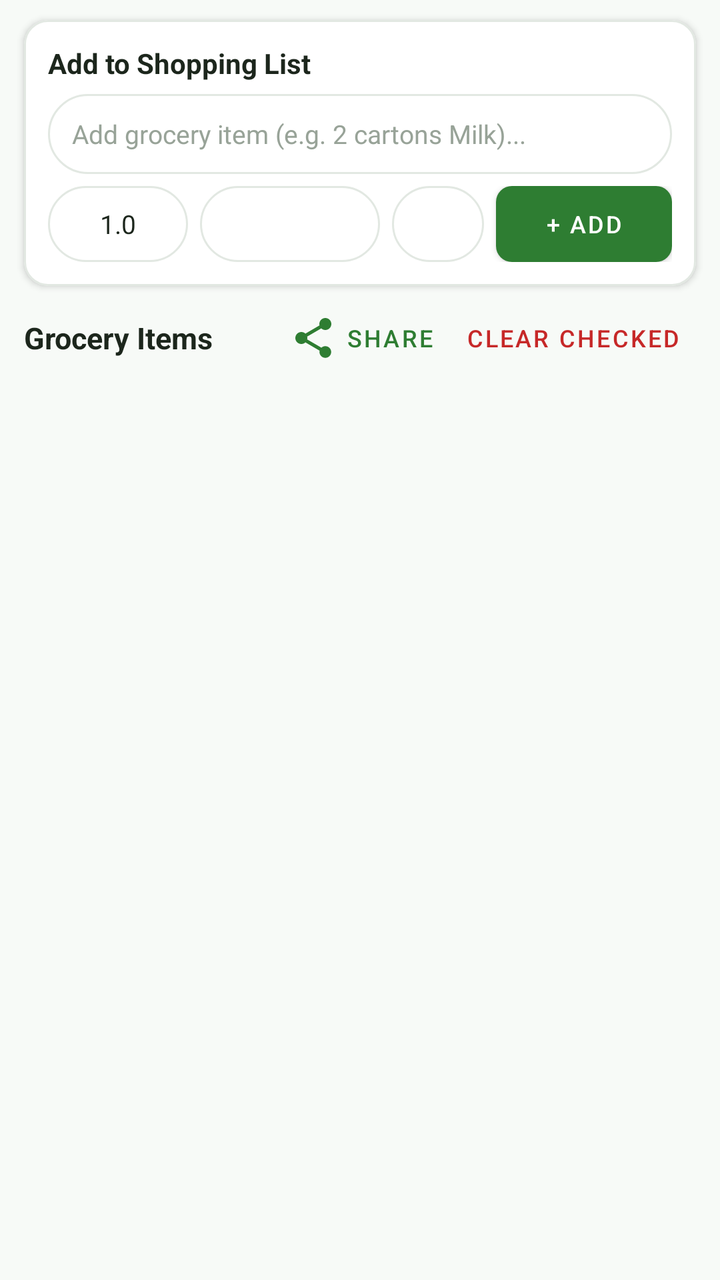
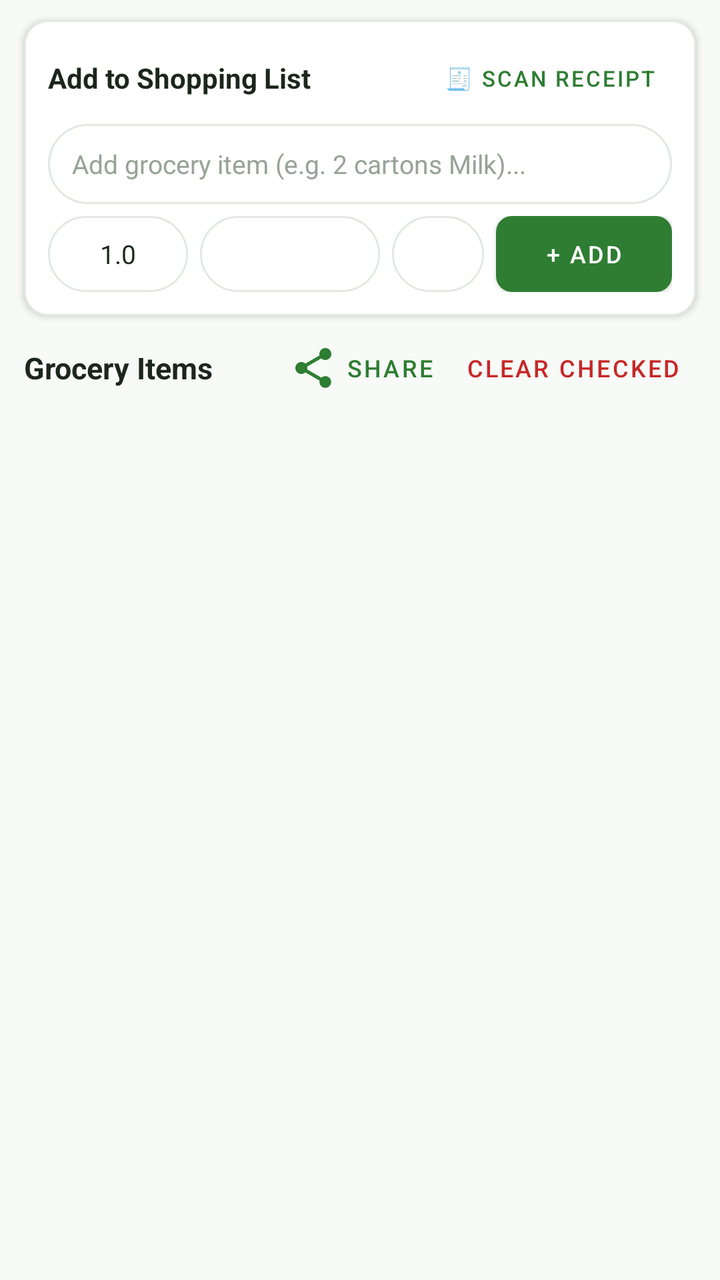

Screens rendered from an Android XML layout before and after an edit, with the pre-edit source and the edit as a unified diff.
<!-- AndroidManifest.xml: application theme Theme.FreshCheck -->
<!-- res/layout/fragment_shopping.xml -->
<?xml version="1.0" encoding="utf-8"?>
<LinearLayout
    xmlns:android="http://schemas.android.com/apk/res/android"
    xmlns:app="http://schemas.android.com/apk/res-auto"
    android:layout_width="match_parent"
    android:layout_height="match_parent"
    android:orientation="vertical"
    android:background="@color/background">

    
    <com.google.android.material.card.MaterialCardView
        android:layout_width="match_parent"
        android:layout_height="wrap_content"
        android:layout_marginHorizontal="12dp"
        android:layout_marginTop="10dp"
        app:cardCornerRadius="12dp"
        app:cardElevation="2dp"
        app:strokeColor="@color/card_border"
        app:strokeWidth="1dp"
        app:cardBackgroundColor="@color/card_background">

        <LinearLayout
            android:layout_width="match_parent"
            android:layout_height="wrap_content"
            android:orientation="vertical"
            android:padding="12dp">

            <TextView
                android:layout_width="wrap_content"
                android:layout_height="wrap_content"
                android:text="Add to Shopping List"
                android:textColor="@color/text_primary"
                android:textSize="14sp"
                android:textStyle="bold" />

            <EditText
                android:id="@+id/et_shopping_name"
                android:layout_width="match_parent"
                android:layout_height="40dp"
                android:layout_marginTop="6dp"
                android:background="@drawable/bg_search_bar"
                android:paddingHorizontal="12dp"
                android:hint="@string/add_shopping_hint"
                android:textColor="@color/text_primary"
                android:textColorHint="@color/text_hint"
                android:textSize="13sp"
                android:singleLine="true" />

            <LinearLayout
                android:layout_width="match_parent"
                android:layout_height="wrap_content"
                android:layout_marginTop="6dp"
                android:orientation="horizontal"
                android:gravity="center_vertical">

                <EditText
                    android:id="@+id/et_shopping_qty"
                    android:layout_width="70dp"
                    android:layout_height="38dp"
                    android:background="@drawable/bg_search_bar"
                    android:paddingHorizontal="10dp"
                    android:hint="Qty"
                    android:inputType="numberDecimal"
                    android:text="1.0"
                    android:textAlignment="center"
                    android:textColor="@color/text_primary"
                    android:textSize="13sp"
                    android:singleLine="true" />

                <Spinner
                    android:id="@+id/spinner_shopping_unit"
                    android:layout_width="90dp"
                    android:layout_height="38dp"
                    android:layout_marginStart="6dp"
                    android:background="@drawable/bg_search_bar" />

                <Spinner
                    android:id="@+id/spinner_shopping_category"
                    android:layout_width="0dp"
                    android:layout_height="38dp"
                    android:layout_weight="1"
                    android:layout_marginStart="6dp"
                    android:background="@drawable/bg_search_bar" />

                <com.google.android.material.button.MaterialButton
                    android:id="@+id/btn_add_shopping"
                    android:layout_width="wrap_content"
                    android:layout_height="38dp"
                    android:layout_marginStart="6dp"
                    android:insetTop="0dp"
                    android:insetBottom="0dp"
                    android:paddingHorizontal="12dp"
                    android:text="+ Add"
                    android:textColor="@color/text_on_primary"
                    android:textSize="12sp"
                    app:backgroundTint="@color/primary"
                    app:cornerRadius="8dp" />
            </LinearLayout>
        </LinearLayout>
    </com.google.android.material.card.MaterialCardView>

    
    <LinearLayout
        android:layout_width="match_parent"
        android:layout_height="wrap_content"
        android:layout_marginHorizontal="12dp"
        android:layout_marginTop="8dp"
        android:orientation="horizontal"
        android:gravity="center_vertical">

        <TextView
            android:id="@+id/tv_shopping_header"
            android:layout_width="0dp"
            android:layout_height="wrap_content"
            android:layout_weight="1"
            android:text="Grocery Items"
            android:textColor="@color/text_primary"
            android:textSize="15sp"
            android:textStyle="bold" />

        <com.google.android.material.button.MaterialButton
            android:id="@+id/btn_share_shopping"
            style="@style/Widget.MaterialComponents.Button.TextButton"
            android:layout_width="wrap_content"
            android:layout_height="36dp"
            android:insetTop="0dp"
            android:insetBottom="0dp"
            android:text="Share"
            android:textColor="@color/primary"
            android:textSize="12sp"
            app:icon="@drawable/ic_share"
            app:iconTint="@color/primary" />

        <com.google.android.material.button.MaterialButton
            android:id="@+id/btn_clear_purchased"
            style="@style/Widget.MaterialComponents.Button.TextButton"
            android:layout_width="wrap_content"
            android:layout_height="36dp"
            android:insetTop="0dp"
            android:insetBottom="0dp"
            android:text="Clear Checked"
            android:textColor="@color/status_expired"
            android:textSize="12sp" />
    </LinearLayout>

    
    <androidx.recyclerview.widget.RecyclerView
        android:id="@+id/rv_shopping"
        android:layout_width="match_parent"
        android:layout_height="0dp"
        android:layout_weight="1"
        android:clipToPadding="false"
        android:paddingBottom="24dp" />

    
    <LinearLayout
        android:id="@+id/layout_empty_shopping"
        android:layout_width="match_parent"
        android:layout_height="match_parent"
        android:orientation="vertical"
        android:gravity="center"
        android:padding="24dp"
        android:visibility="gone">

        <ImageView
            android:layout_width="64dp"
            android:layout_height="64dp"
            android:contentDescription="Empty"
            android:src="@drawable/ic_shopping"
            app:tint="@color/text_hint" />

        <TextView
            android:layout_width="wrap_content"
            android:layout_height="wrap_content"
            android:layout_marginTop="12dp"
            android:text="@string/empty_shopping"
            android:textColor="@color/text_secondary"
            android:textSize="14sp" />
    </LinearLayout>
</LinearLayout>
<!-- resources referenced by this layout -->
<resources>
  <color name="background">#F7FAF7</color>
  <color name="card_background">#FFFFFF</color>
  <color name="card_border">#E2E8E2</color>
  <color name="primary">#2E7D32</color>
  <color name="status_expired">#C62828</color>
  <color name="text_hint">#98A398</color>
  <color name="text_on_primary">#FFFFFF</color>
  <color name="text_primary">#1C261C</color>
  <color name="text_secondary">#596659</color>
  <!-- drawable bg_search_bar (drawable) -->
  <?xml version="1.0" encoding="utf-8"?>
  <shape xmlns:android="http://schemas.android.com/apk/res/android"
      android:shape="rectangle">
      <corners android:radius="24dp" />
      <solid android:color="@color/surface" />
      <stroke android:width="1dp" android:color="@color/card_border" />
  </shape>
  <!-- drawable ic_share (drawable) -->
  <vector xmlns:android="http://schemas.android.com/apk/res/android"
      android:width="24dp"
      android:height="24dp"
      android:viewportWidth="24"
      android:viewportHeight="24">
      <path
          android:fillColor="#FF2E7D32"
          android:pathData="M18,16.08c-0.76,0 -1.44,0.3 -1.96,0.77L8.91,12.7c0.05,-0.23 0.09,-0.46 0.09,-0.7s-0.04,-0.47 -0.09,-0.7l7.05,-4.11c0.54,0.5 1.25,0.81 2.04,0.81 1.66,0 3,-1.34 3,-3s-1.34,-3 -3,-3 -3,1.34 -3,3c0,0.24 0.04,0.47 0.09,0.7L8.04,9.81C7.5,9.31 6.79,9 6,9c-1.66,0 -3,1.34 -3,3s1.34,3 3,3c0.79,0 1.5,-0.31 2.04,-0.81l7.12,4.16c-0.05,0.21 -0.08,0.43 -0.08,0.65 0,1.61 1.31,2.92 2.92,2.92 1.61,0 2.92,-1.31 2.92,-2.92s-1.31,-2.92 -2.92,-2.92z"/>
  </vector>
  <!-- drawable ic_shopping (drawable) -->
  <vector xmlns:android="http://schemas.android.com/apk/res/android"
      android:width="24dp"
      android:height="24dp"
      android:viewportWidth="24"
      android:viewportHeight="24">
      <path
          android:fillColor="#FF2E7D32"
          android:pathData="M7,18c-1.1,0 -1.99,0.9 -1.99,2S5.9,22 7,22s2,-0.9 2,-2 -0.9,-2 -2,-2zm10,0c-1.1,0 -1.99,0.9 -1.99,2s0.89,2 1.99,2 2,-0.9 2,-2 -0.9,-2 -2,-2zm-9.83,-3.25l0.03,-0.12 0.9,-1.63h7.45c0.75,0 1.41,-0.41 1.75,-1.03l3.86,-7.01L19.42,4h-0.01l-1.1,2 -2.76,5H8.53l-0.13,-0.27L6.16,6l-0.95,-2 -0.94,-2H1v2h2l3.6,7.59 -1.35,2.45c-0.16,0.28 -0.25,0.61 -0.25,0.96 0,1.1 0.9,2 2,2h12v-2H7.42c-0.13,0 -0.25,-0.11 -0.25,-0.25z"/>
  </vector>
  <string name="add_shopping_hint">Add grocery item (e.g. 2 cartons Milk)...</string>
  <string name="empty_shopping">Your shopping list is empty. Add items you need to buy!</string>
  <style name="Theme.FreshCheck" parent="Theme.MaterialComponents.DayNight.NoActionBar">
          
          <item name="colorPrimary">@color/primary</item>
          <item name="colorPrimaryVariant">@color/primary_dark</item>
          <item name="colorOnPrimary">@color/text_on_primary</item>
          <item name="colorSecondary">@color/accent</item>
          <item name="colorSecondaryVariant">@color/primary</item>
          <item name="colorOnSecondary">@color/text_on_primary</item>
  
          
          <item name="android:colorBackground">@color/background</item>
          <item name="colorSurface">@color/surface</item>
          <item name="colorOnSurface">@color/text_primary</item>
  
          
          <item name="android:statusBarColor">@color/primary_dark</item>
          <item name="android:windowLightStatusBar">false</item>
  
          
          <item name="cardViewStyle">@style/Widget.FreshCheck.CardView</item>
      </style>
  <color name="surface">#FFFFFF</color>
  <color name="primary_dark">#1B5E20</color>
  <color name="accent">#4CAF50</color>
  <style name="Widget.FreshCheck.CardView" parent="Widget.MaterialComponents.CardView">
          <item name="cardCornerRadius">@dimen/card_corner_radius</item>
          <item name="cardElevation">@dimen/card_elevation</item>
          <item name="cardBackgroundColor">@color/card_background</item>
      </style>
  <dimen name="card_corner_radius">12dp</dimen>
  <dimen name="card_elevation">2dp</dimen>
</resources>

<!-- the commit's change to res/layout/fragment_shopping.xml (unified diff, before → after) -->
@@ -25,13 +25,32 @@
             android:orientation="vertical"
             android:padding="12dp">
 
-            <TextView
-                android:layout_width="wrap_content"
+            <LinearLayout
+                android:layout_width="match_parent"
                 android:layout_height="wrap_content"
-                android:text="Add to Shopping List"
-                android:textColor="@color/text_primary"
-                android:textSize="14sp"
-                android:textStyle="bold" />
+                android:gravity="center_vertical"
+                android:orientation="horizontal">
+
+                <TextView
+                    android:layout_width="0dp"
+                    android:layout_height="wrap_content"
+                    android:layout_weight="1"
+                    android:text="Add to Shopping List"
+                    android:textColor="@color/text_primary"
+                    android:textSize="14sp"
+                    android:textStyle="bold" />
+
+                <com.google.android.material.button.MaterialButton
+                    android:id="@+id/btn_scan_receipt"
+                    style="@style/Widget.MaterialComponents.Button.TextButton"
+                    android:layout_width="wrap_content"
+                    android:layout_height="34dp"
+                    android:insetTop="0dp"
+                    android:insetBottom="0dp"
+                    android:text="🧾 Scan Receipt"
+                    android:textColor="@color/primary"
+                    android:textSize="11sp" />
+            </LinearLayout>
 
             <EditText
                 android:id="@+id/et_shopping_name"
